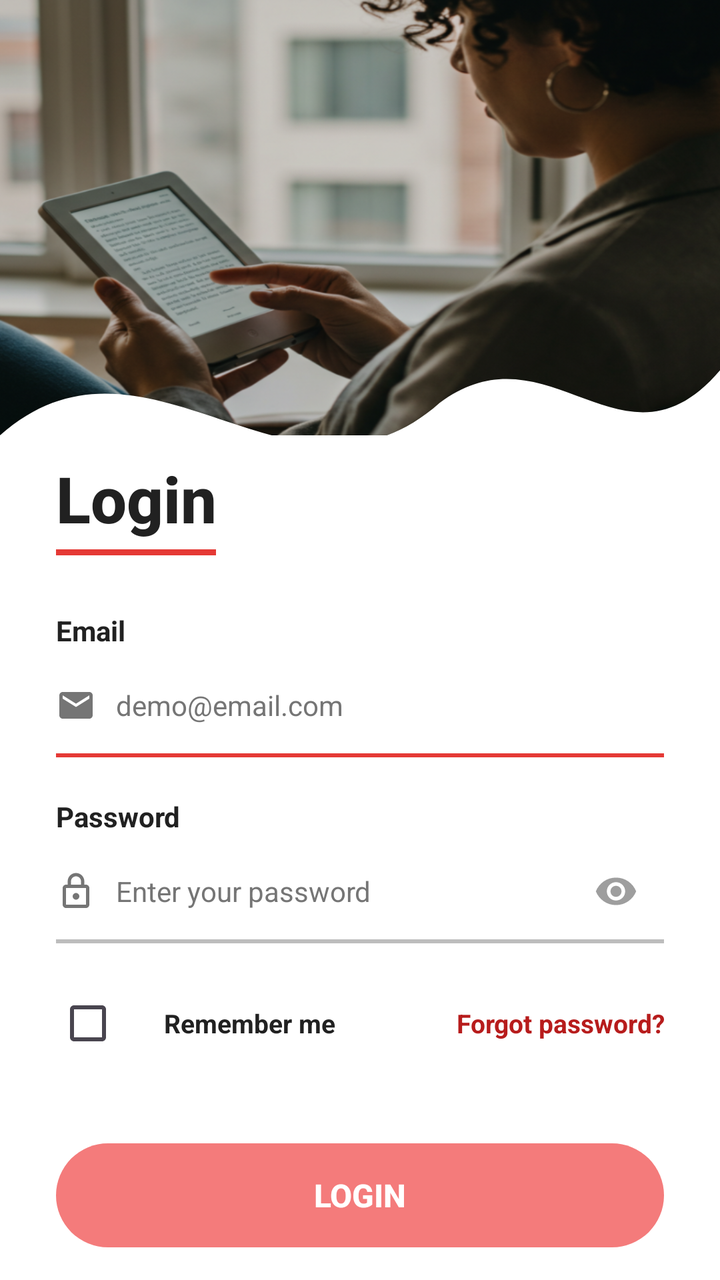
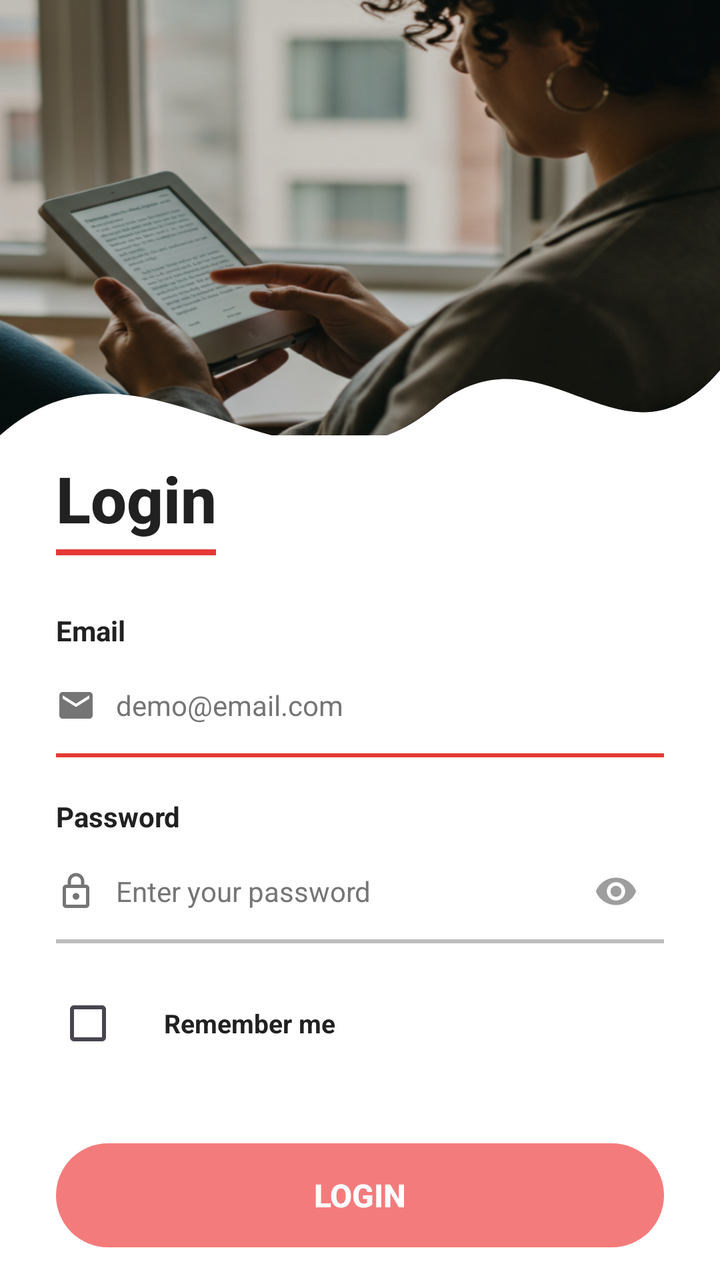

Screens rendered from an Android XML layout before and after an edit, with the pre-edit source and the edit as a unified diff.
<!-- AndroidManifest.xml: application theme Theme._23110035_23110060 -->
<!-- res/layout/activity_sign_in.xml -->
<?xml version="1.0" encoding="utf-8"?>
<androidx.constraintlayout.widget.ConstraintLayout
    xmlns:android="http://schemas.android.com/apk/res/android"
    xmlns:app="http://schemas.android.com/apk/res-auto"
    xmlns:tools="http://schemas.android.com/tools"
    android:id="@+id/main"
    android:layout_width="match_parent"
    android:layout_height="match_parent"
    android:background="#FFFFFF"
    tools:context=".MainActivity">

    
    <View
        android:id="@+id/topBackground"
        android:layout_width="0dp"
        android:layout_height="0dp"
        android:background="@drawable/bacl"
        app:layout_constraintTop_toTopOf="parent"
        app:layout_constraintStart_toStartOf="parent"
        app:layout_constraintEnd_toEndOf="parent"
        app:layout_constraintHeight_percent="0.34" />

    <ImageView
        android:id="@+id/waveImage"
        android:layout_width="0dp"
        android:layout_height="130dp"
        android:scaleType="fitXY"
        android:src="@drawable/ic_wave_bottom"
        android:importantForAccessibility="no"
        android:translationY="-65dp"
        app:layout_constraintTop_toBottomOf="@id/topBackground"
        app:layout_constraintStart_toStartOf="parent"
        app:layout_constraintEnd_toEndOf="parent" />

    
    <ScrollView
        android:id="@+id/formScroll"
        android:layout_width="0dp"
        android:layout_height="0dp"
        android:fillViewport="true"
        android:scrollbars="none"
        app:layout_constraintTop_toTopOf="@id/waveImage"
        app:layout_constraintBottom_toBottomOf="parent"
        app:layout_constraintStart_toStartOf="parent"
        app:layout_constraintEnd_toEndOf="parent">

        <LinearLayout
            android:id="@+id/formContainer"
            android:layout_width="match_parent"
            android:layout_height="wrap_content"
            android:orientation="vertical"
            android:paddingStart="28dp"
            android:paddingEnd="28dp"
            android:paddingTop="10dp"
            android:paddingBottom="32dp">

            <TextView
                android:id="@+id/tvSignIn"
                android:layout_width="wrap_content"
                android:layout_height="wrap_content"
                android:fontFamily="sans-serif-medium"
                android:text="@string/sign_in"
                android:textColor="#212121"
                android:textSize="32sp"
                android:textStyle="bold" />

            <View
                android:layout_width="80dp"
                android:layout_height="3dp"
                android:layout_marginTop="4dp"
                android:layout_marginBottom="28dp"
                android:background="#E53935" />

            <TextView
                android:id="@+id/tvEmailLabel"
                android:layout_width="wrap_content"
                android:layout_height="wrap_content"
                android:text="@string/email"
                android:textSize="14sp"
                android:textStyle="bold"
                android:textColor="#212121"
                android:layout_marginBottom="4dp" />

            <LinearLayout
                android:layout_width="match_parent"
                android:layout_height="wrap_content"
                android:orientation="horizontal"
                android:gravity="center_vertical"
                android:minHeight="48dp">

                <ImageView
                    android:layout_width="20dp"
                    android:layout_height="20dp"
                    android:src="@drawable/ic_email"
                    android:importantForAccessibility="no"
                    app:tint="#757575"
                    android:layout_marginEnd="10dp" />

                <EditText
                    android:id="@+id/etEmail"
                    android:layout_width="0dp"
                    android:layout_height="wrap_content"
                    android:layout_weight="1"
                    android:hint="@string/email_hint"
                    android:inputType="textEmailAddress"
                    android:autofillHints="emailAddress"
                    android:textSize="14sp"
                    android:textColor="#212121"
                    android:textColorHint="#757575"
                    android:background="@null"
                    android:minHeight="48dp" />
            </LinearLayout>

            <View
                android:layout_width="match_parent"
                android:layout_height="2dp"
                android:background="#E53935"
                android:layout_marginBottom="20dp" />

            <TextView
                android:id="@+id/tvPasswordLabel"
                android:layout_width="wrap_content"
                android:layout_height="wrap_content"
                android:text="@string/password"
                android:textSize="14sp"
                android:textStyle="bold"
                android:textColor="#212121"
                android:layout_marginBottom="4dp" />

            <LinearLayout
                android:layout_width="match_parent"
                android:layout_height="wrap_content"
                android:orientation="horizontal"
                android:gravity="center_vertical"
                android:minHeight="48dp">

                <ImageView
                    android:layout_width="20dp"
                    android:layout_height="20dp"
                    android:src="@drawable/ic_lock"
                    android:importantForAccessibility="no"
                    app:tint="#757575"
                    android:layout_marginEnd="10dp" />

                <EditText
                    android:id="@+id/etPassword"
                    android:layout_width="0dp"
                    android:layout_height="wrap_content"
                    android:layout_weight="1"
                    android:hint="@string/password_hint"
                    android:inputType="textPassword"
                    android:autofillHints="password"
                    android:textSize="14sp"
                    android:textColor="#212121"
                    android:textColorHint="#757575"
                    android:background="@null"
                    android:minHeight="48dp" />

                <ImageView
                    android:id="@+id/ivPasswordToggle"
                    android:layout_width="48dp"
                    android:layout_height="48dp"
                    android:padding="13dp"
                    android:src="@drawable/ic_eye"
                    android:contentDescription="@string/toggle_password_visibility"
                    app:tint="#9E9E9E"
                    android:clickable="true"
                    android:focusable="true"
                    android:background="?attr/selectableItemBackgroundBorderless" />
            </LinearLayout>

            <View
                android:layout_width="match_parent"
                android:layout_height="2dp"
                android:background="#BDBDBD"
                android:layout_marginBottom="16dp" />

            <LinearLayout
                android:layout_width="match_parent"
                android:layout_height="wrap_content"
                android:orientation="horizontal"
                android:gravity="center_vertical"
                android:layout_marginBottom="36dp">

                <LinearLayout
                    android:layout_width="0dp"
                    android:layout_weight="1"
                    android:layout_height="wrap_content"
                    android:orientation="horizontal"
                    android:gravity="center_vertical">

                    <CheckBox
                        android:id="@+id/cbRememberMe"
                        android:layout_width="wrap_content"
                        android:layout_height="wrap_content"
                        android:buttonTint="#E53935"
                        android:layout_marginEnd="6dp" />

                    <TextView
                        android:layout_width="wrap_content"
                        android:layout_height="wrap_content"
                        android:text="@string/remember_me"
                        android:textSize="13sp"
                        android:textStyle="bold"
                        android:textColor="#212121" />
                </LinearLayout>

                <TextView
                    android:id="@+id/tvForgotPassword"
                    android:layout_width="wrap_content"
                    android:layout_height="wrap_content"
                    android:minWidth="48dp"
                    android:minHeight="48dp"
                    android:gravity="center"
                    android:text="@string/forgot_password"
                    android:textSize="13sp"
                    android:textStyle="bold"
                    android:textColor="#B71C1C"
                    android:clickable="true"
                    android:focusable="true"
                    android:background="?attr/selectableItemBackgroundBorderless" />
            </LinearLayout>

            <Button
                android:id="@+id/btnSignIn"
                android:layout_width="match_parent"
                android:layout_height="52dp"
                android:text="@string/login"
                android:contentDescription="@string/login_btn_description"
                android:textSize="16sp"
                android:textStyle="bold"
                android:textColor="#FFFFFF"
                android:background="@drawable/bg_button_coral"
                android:layout_marginBottom="24dp"
                android:stateListAnimator="@null" />

            <LinearLayout
                android:layout_width="match_parent"
                android:layout_height="wrap_content"
                android:orientation="horizontal"
                android:gravity="center">

                <TextView
                    android:layout_width="wrap_content"
                    android:layout_height="wrap_content"
                    android:text="@string/no_account"
                    android:textSize="13sp"
                    android:textColor="#616161" />

                <TextView
                    android:id="@+id/tvSignUp"
                    android:layout_width="wrap_content"
                    android:layout_height="wrap_content"
                    android:minHeight="48dp"
                    android:minWidth="48dp"
                    android:gravity="center"
                    android:text="@string/sign_up"
                    android:textSize="13sp"
                    android:textStyle="bold"
                    android:textColor="#B71C1C"
                    android:clickable="true"
                    android:focusable="true"
                    android:background="?attr/selectableItemBackgroundBorderless" />
            </LinearLayout>

        </LinearLayout>
    </ScrollView>

</androidx.constraintlayout.widget.ConstraintLayout>
<!-- resources referenced by this layout -->
<resources>
  <!-- drawable bacl: png bitmap (drawable, 422227 bytes) -->
  <!-- drawable bg_button_coral (drawable) -->
  <?xml version="1.0" encoding="utf-8"?>
  <shape xmlns:android="http://schemas.android.com/apk/res/android"
      android:shape="rectangle">
      <solid android:color="#F47B7B" />
      <corners android:radius="28dp" />
  </shape>
  <!-- drawable ic_email (drawable) -->
  <vector xmlns:android="http://schemas.android.com/apk/res/android"
      android:width="24dp"
      android:height="24dp"
      android:viewportWidth="24"
      android:viewportHeight="24">
    <path
        android:fillColor="#FF000000"
        android:pathData="M20,4L4,4c-1.1,0 -1.99,0.9 -1.99,2L2,18c0,1.1 0.9,2 2,2h16c1.1,0 2,-0.9 2,-2L22,6c0,-1.1 -0.9,-2 -2,-2zM20,8l-8,5 -8,-5L4,6l8,5 8,-5v2z"/>
  </vector>
  <!-- drawable ic_eye (drawable) -->
  <vector xmlns:android="http://schemas.android.com/apk/res/android"
      android:width="24dp"
      android:height="24dp"
      android:viewportWidth="24"
      android:viewportHeight="24">
    <path
        android:fillColor="#FF000000"
        android:pathData="M12,4.5C7,4.5 2.73,7.61 1,12c1.73,4.39 6,7.5 11,7.5s9.27,-3.11 11,-7.5c-1.73,-4.39 -6,-7.5 -11,-7.5zM12,17c-2.76,0 -5,-2.24 -5,-5s2.24,-5 5,-5 5,2.24 5,5 -2.24,5 -5,5zM12,9c-1.66,0 -3,1.34 -3,3s1.34,3 3,3 3,-1.34 3,-3 -1.34,-3 -3,-3z"/>
  </vector>
  <!-- drawable ic_lock (drawable) -->
  <vector xmlns:android="http://schemas.android.com/apk/res/android"
      android:width="24dp"
      android:height="24dp"
      android:viewportWidth="24"
      android:viewportHeight="24">
    <path
        android:fillColor="#FF000000"
        android:pathData="M18,8h-1L17,6c0,-2.76 -2.24,-5 -5,-5S7,3.24 7,6v2L6,8c-1.1,0 -2,0.9 -2,2v10c0,1.1 0.9,2 2,2h12c1.1,0 2,-0.9 2,-2L20,10c0,-1.1 -0.9,-2 -2,-2zM9,6c0,-1.66 1.34,-3 3,-3s3,1.34 3,3v2L9,8L9,6zM18,20L6,20L6,10h12v10zM12,13c-1.1,0 -2,0.9 -2,2s0.9,2 2,2 2,-0.9 2,-2 -0.9,-2 -2,-2z"/>
  </vector>
  <!-- drawable ic_wave_bottom (drawable) -->
  <?xml version="1.0" encoding="utf-8"?>
  <vector xmlns:android="http://schemas.android.com/apk/res/android"
      android:width="393dp"
      android:height="80dp"
      android:viewportWidth="393"
      android:viewportHeight="80">
  
      
      <path
          android:fillColor="#FFFFFF"
          android:pathData="
              M0,40
              C80,0 160,70 240,30
              C300,5 340,55 393,20
              L393,80
              L0,80
              Z
          " />
  </vector>
  <string name="email">Email</string>
  <string name="email_hint">demo@email.com</string>
  <string name="forgot_password">Forgot password?</string>
  <string name="login">Login</string>
  <string name="login_btn_description">Log in to your account</string>
  <string name="no_account">Don’t have an account? </string>
  <string name="password">Password</string>
  <string name="password_hint">Enter your password</string>
  <string name="remember_me">Remember me</string>
  <string name="sign_in">Login</string>
  <string name="sign_up">Sign up</string>
  <string name="toggle_password_visibility">Show/Hide password</string>
  <style name="Theme._23110035_23110060" parent="Base.Theme._23110035_23110060" />
  <style name="Base.Theme._23110035_23110060" parent="Theme.Material3.DayNight.NoActionBar">
          
          <item name="colorPrimary">#F47B7B</item>
          <item name="colorPrimaryVariant">#E53935</item>
          <item name="colorOnPrimary">#FFFFFF</item>
          <item name="colorSecondary">#E53935</item>
          <item name="colorOnSecondary">#FFFFFF</item>
      </style>
</resources>

<!-- the commit's change to res/layout/activity_sign_in.xml (unified diff, before → after) -->
@@ -205,20 +205,6 @@
                         android:textColor="#212121" />
                 </LinearLayout>
 
-                <TextView
-                    android:id="@+id/tvForgotPassword"
-                    android:layout_width="wrap_content"
-                    android:layout_height="wrap_content"
-                    android:minWidth="48dp"
-                    android:minHeight="48dp"
-                    android:gravity="center"
-                    android:text="@string/forgot_password"
-                    android:textSize="13sp"
-                    android:textStyle="bold"
-                    android:textColor="#B71C1C"
-                    android:clickable="true"
-                    android:focusable="true"
-                    android:background="?attr/selectableItemBackgroundBorderless" />
             </LinearLayout>
 
             <Button
<!-- resource entries referenced after the edit -->
@@ -60,7 +60,6 @@
   </vector>
   <string name="email">Email</string>
   <string name="email_hint">demo@email.com</string>
-  <string name="forgot_password">Forgot password?</string>
   <string name="login">Login</string>
   <string name="login_btn_description">Log in to your account</string>
   <string name="no_account">Don’t have an account? </string>
